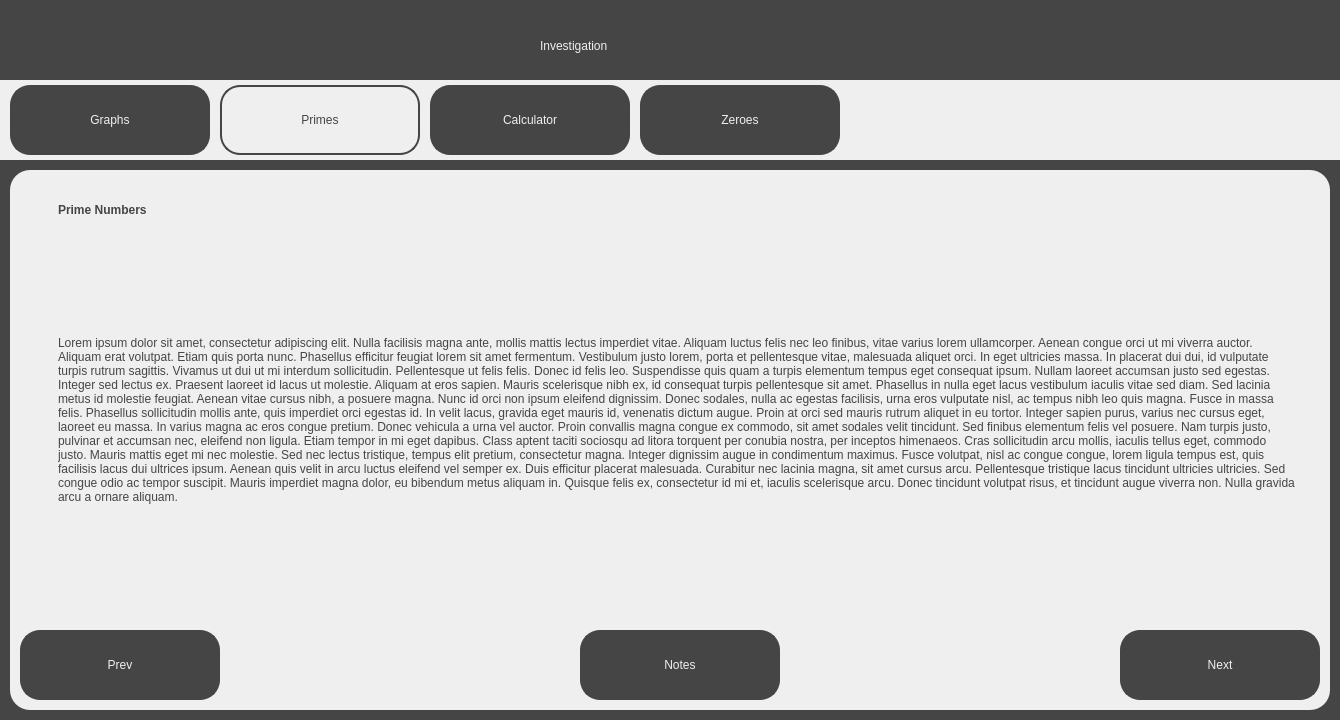
Above: src/ui/investigation_screens/prime_numbers.ui from jackm245/Riemann-Hypothesis before the change. Below: the same form after it.
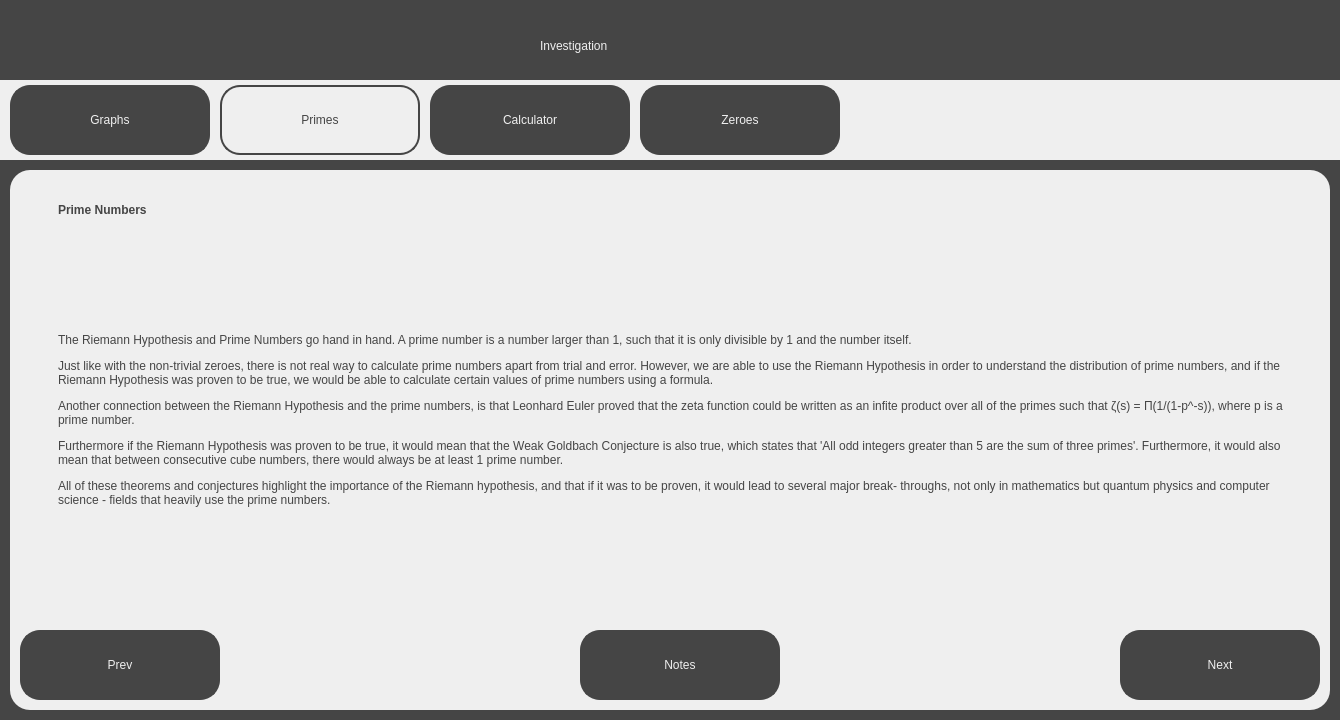
That is the form after the change.

```diff
--- a/src/ui/investigation_screens/prime_numbers.ui
+++ b/src/ui/investigation_screens/prime_numbers.ui
@@ -33,7 +33,7 @@
      <rect>
       <x>540</x>
       <y>20</y>
-      <width>271</width>
+      <width>291</width>
       <height>51</height>
      </rect>
     </property>
@@ -245,7 +245,7 @@
 background-color: rgb(239, 239, 239); padding: 5px;</string>
      </property>
      <property name="text">
-      <string>&lt;html&gt;&lt;head/&gt;&lt;body&gt;&lt;p&gt;Lorem ipsum dolor sit amet, consectetur adipiscing elit. Nulla facilisis magna ante, mollis mattis lectus imperdiet vitae. Aliquam luctus felis nec leo finibus, vitae varius lorem ullamcorper. Aenean congue orci ut mi viverra auctor. Aliquam erat volutpat. Etiam quis porta nunc. Phasellus efficitur feugiat lorem sit amet fermentum. Vestibulum justo lorem, porta et pellentesque vitae, malesuada aliquet orci. In eget ultricies massa. In placerat dui dui, id vulputate turpis rutrum sagittis. Vivamus ut dui ut mi interdum sollicitudin. Pellentesque ut felis felis. Donec id felis leo. Suspendisse quis quam a turpis elementum tempus eget consequat ipsum. Nullam laoreet accumsan justo sed egestas. Integer sed lectus ex. Praesent laoreet id lacus ut molestie. Aliquam at eros sapien. Mauris scelerisque nibh ex, id consequat turpis pellentesque sit amet. Phasellus in nulla eget lacus vestibulum iaculis vitae sed diam. Sed lacinia metus id molestie feugiat. Aenean vitae cursus nibh, a posuere magna. Nunc id orci non ipsum eleifend dignissim. Donec sodales, nulla ac egestas facilisis, urna eros vulputate nisl, ac tempus nibh leo quis magna. Fusce in massa felis. Phasellus sollicitudin mollis ante, quis imperdiet orci egestas id. In velit lacus, gravida eget mauris id, venenatis dictum augue. Proin at orci sed mauris rutrum aliquet in eu tortor. Integer sapien purus, varius nec cursus eget, laoreet eu massa. In varius magna ac eros congue pretium. Donec vehicula a urna vel auctor. Proin convallis magna congue ex commodo, sit amet sodales velit tincidunt. Sed finibus elementum felis vel posuere. Nam turpis justo, pulvinar et accumsan nec, eleifend non ligula. Etiam tempor in mi eget dapibus. Class aptent taciti sociosqu ad litora torquent per conubia nostra, per inceptos himenaeos. Cras sollicitudin arcu mollis, iaculis tellus eget, commodo justo. Mauris mattis eget mi nec molestie. Sed nec lectus tristique, tempus elit pretium, consectetur magna. Integer dignissim augue in condimentum maximus. Fusce volutpat, nisl ac congue congue, lorem ligula tempus est, quis facilisis lacus dui ultrices ipsum. Aenean quis velit in arcu luctus eleifend vel semper ex. Duis efficitur placerat malesuada. Curabitur nec lacinia magna, sit amet cursus arcu. Pellentesque tristique lacus tincidunt ultricies ultricies. Sed congue odio ac tempor suscipit. Mauris imperdiet magna dolor, eu bibendum metus aliquam in. Quisque felis ex, consectetur id mi et, iaculis scelerisque arcu. Donec tincidunt volutpat risus, et tincidunt augue viverra non. Nulla gravida arcu a ornare aliquam.&lt;/p&gt;&lt;/body&gt;&lt;/html&gt;</string>
+      <string>&lt;html&gt;&lt;head/&gt;&lt;body&gt;&lt;p&gt;The Riemann Hypothesis and Prime Numbers go hand in hand. A prime number is a number larger than 1, such that it is only divisible by 1 and the number itself. &lt;/p&gt;&lt;p&gt;Just like with the non-trivial zeroes, there is not real way to calculate prime numbers apart from trial and error. However, we are able to use the Riemann Hypothesis in order to understand the distribution of prime numbers, and if the Riemann Hypothesis was proven to be true, we would be able to calculate certain values of prime numbers using a formula. &lt;/p&gt;&lt;p&gt;Another connection between the Riemann Hypothesis and the prime numbers, is that Leonhard Euler proved that the zeta function could be written as an infite product over all of the primes such that ζ(s) = Π(1/(1-p^-s)), where p is a prime number.&lt;/p&gt;&lt;p&gt;Furthermore if the Riemann Hypothesis was proven to be true, it would mean that the Weak Goldbach Conjecture is also true, which states that 'All odd integers greater than 5 are the sum of three primes'. Furthermore, it would also mean that between consecutive cube numbers, there would always be at least 1 prime number.&lt;/p&gt;&lt;p&gt;All of these theorems and conjectures highlight the importance of the Riemann hypothesis, and that if it was to be proven, it would lead to several major break- throughs, not only in mathematics but quantum physics and computer science - fields that heavily use the prime numbers.&lt;/p&gt;&lt;/body&gt;&lt;/html&gt;</string>
      </property>
      <property name="wordWrap">
       <bool>true</bool>
```
